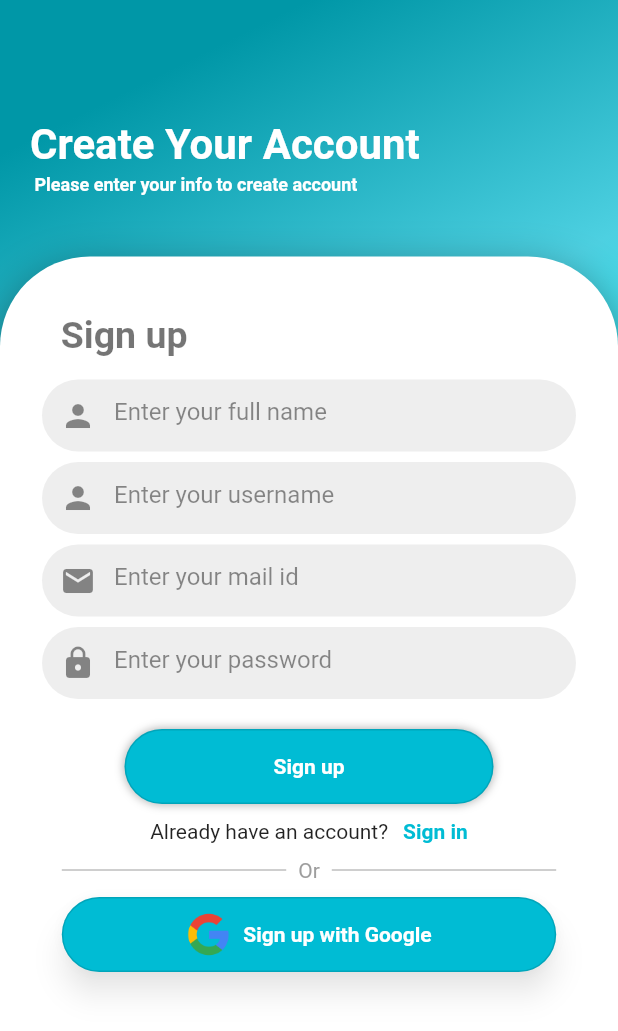
After one commit to Akshatji800/Relive, a Flutter app: the SignUpPage screen opened by its route, on a phone screen of 412 x 824 dp. The commit adds this screen. Shown: the top 1031 px of the screen. Run offline on Flutter 3.47's test engine with Material 2 defaults, Android fonts, the light colour scheme and no system bars; our stand-ins replace firebase_auth, firebase_core, font_awesome_flutter, google_sign_in; accounts and stored records are empty.

Commit message:
feat: Create sign-up page

```diff
--- a/lib/navigation/navigate.dart
+++ b/lib/navigation/navigate.dart
@@ -2,7 +2,7 @@ import 'package:mental_health/screens/home_page.dart';
 import 'package:mental_health/screens/sign_in_page.dart';
 import 'package:mental_health/screens/welcome_page.dart';
 import 'package:flutter/material.dart';
-
+import 'package:mental_health/screens/sign_up_page.dart';
 
 
 
@@ -10,6 +10,7 @@ class Navigate {
   static Map<String, Widget Function(BuildContext)> routes =   {
     '/' : (context) => WelcomePage(),
     '/sign-in' : (context) => SignInPage(),
+    '/sign-up' : (context) => SignUpPage(),
     '/home'  : (context) => HomePage()
   };
 }
--- a/lib/screens/sign_in_page.dart
+++ b/lib/screens/sign_in_page.dart
@@ -88,21 +88,19 @@ class SignInPage extends StatelessWidget {
           GoogleSignIn(),
 
           Padding(padding: EdgeInsets.only(bottom: size.height * 0.02)),
-          RichText(
-              textAlign: TextAlign.center,
-              text: TextSpan(children: <TextSpan>[
-                TextSpan(
-                    text: Constants.textAcc,
+          Row(mainAxisAlignment: MainAxisAlignment.center, children: [
+            Text("Don't have an account?"),
+            SizedBox(width: 10),
+            GestureDetector(
+              onTap: () {Navigator.pushNamedAndRemoveUntil(context, Constants.signUpNavigate, (route) => false);},
+              child: Container(
+                child: Text("Register now",
                     style: TextStyle(
-                      color: Constants.kBlackColor,
-                    )),
-                TextSpan(
-                    text: Constants.textSignUp,
-                    style: TextStyle(
-                      fontWeight: FontWeight.bold,
-                      color: Constants.kDarkBlueColor,
-                    )),
-              ])),
+                        fontWeight: FontWeight.w700,
+                        color: Colors.deepPurpleAccent)),
+              ),
+            )
+          ]),
         ])));
   }
 
--- /dev/null
+++ b/lib/screens/sign_up_page.dart
@@ -0,0 +1,338 @@
+import 'dart:ui';
+import 'package:flutter/material.dart';
+import 'package:flutter/rendering.dart';
+import 'package:flutter/widgets.dart';
+import 'package:mental_health/utils/constants.dart';
+import 'package:firebase_auth/firebase_auth.dart';
+import 'package:mental_health/services/firebase_Service.dart';
+
+class SignUpPage extends StatelessWidget {
+  @override
+  Widget build(BuildContext context) {
+    bool _showPassword = false;
+    Size size = MediaQuery.of(context).size;
+    return Scaffold(
+      body: Container(
+        width: double.infinity,
+        decoration: BoxDecoration(
+            gradient: LinearGradient(
+                begin: Alignment.topCenter,
+                colors: [
+                  Colors.cyan.shade700,
+                  Colors.cyan.shade300,
+                  Colors.cyanAccent
+                ]
+            )
+        ),
+        child: Column (
+          crossAxisAlignment: CrossAxisAlignment.center,
+          children: <Widget>[
+            SizedBox(height: 60,),
+            Padding(
+              padding: EdgeInsets.all(20),
+              child: Row(
+                crossAxisAlignment: CrossAxisAlignment.center,
+                children: <Widget>[
+                  Column(
+                    mainAxisSize: MainAxisSize.min,
+                    crossAxisAlignment: CrossAxisAlignment.start,
+                    children: <Widget>[
+                      Text("Create Your Account", style: TextStyle(color: Colors.white, fontSize: 28,fontWeight: FontWeight.bold),),
+                      SizedBox(height: 3,),
+                      Text(" Please enter your info to create account", style: TextStyle(color: Colors.white, fontSize: 12,fontWeight: FontWeight.bold),),
+                      SizedBox(height: 8,),
+                      //Text("Register", style: TextStyle(color: Colors.white, fontSize: 25,fontWeight: FontWeight.bold),),
+
+                    ],
+                  ),
+                  //Image.asset("assets/images/sign.png",width: 120,height: 100),
+                ],
+              ),
+            ),
+            SizedBox(height: 13),
+            Expanded(
+              child: Container(
+                decoration: BoxDecoration(
+                    color: Colors.white,
+                    borderRadius: BorderRadius.only(topLeft: Radius.circular(60), topRight: Radius.circular(60)),
+                    boxShadow: [
+                      BoxShadow(
+                        color: Colors.black45,
+                        blurRadius: 25,
+                        offset: Offset(0, 10)
+                    )]
+                ),
+                child: SingleChildScrollView(
+                  child: Padding(
+                    padding: EdgeInsets.all(8),
+                    child: Column(
+                      children: <Widget>[
+                        SizedBox(height: 10,),
+                        Container(
+                          child: Padding(
+                            padding: EdgeInsets.all(20),
+                          child: Column(
+                            crossAxisAlignment: CrossAxisAlignment.start,
+                            children: <Widget>[
+                              Text("  Sign up",style: const TextStyle(color: Colors.black54,fontSize: 25,fontWeight: FontWeight.bold),),
+                              SizedBox(height: 10,),
+                              //Text("    Full name",style: const TextStyle(color: Colors.black54,fontWeight: FontWeight.bold),),
+                              SizedBox(height: 5,),
+                              Container(
+                          decoration: BoxDecoration(
+                              color: Colors.grey.shade200,
+                              borderRadius: BorderRadius.circular(50),
+                              // boxShadow: [BoxShadow(
+                              //     color: Colors.black12,
+                              //     blurRadius: 25,
+                              //     offset: Offset(0, 2)
+                              // )]
+                          ),
+                          child: Column(
+                            children: <Widget>[
+                              Container(
+                                padding: EdgeInsets.all(0),
+                                child: TextField(
+                                  decoration: InputDecoration(
+                                    prefixIcon: Icon(Icons.person),
+                                      hintText: "Enter your full name",
+                                      hintStyle: TextStyle(color: Colors.black45),
+                                      border: InputBorder.none
+                                  ),
+                                ),
+                              ),
+                            ],
+                          ),
+                        ),
+                        SizedBox(height: 5,),
+                              //Text("    Username",style: const TextStyle(color: Colors.black54,fontWeight: FontWeight.bold),),
+                              SizedBox(height: 2,),
+                        Container(
+                          decoration: BoxDecoration(
+                              color: Colors.grey.shade200,
+                              borderRadius: BorderRadius.circular(50),
+                              // boxShadow: [BoxShadow(
+                              //     color: Colors.black12,
+                              //     blurRadius: 25,
+                              //     offset: Offset(0, 2)
+                              // )]
+                          ),
+                          child: Column(
+                            crossAxisAlignment: CrossAxisAlignment.center,
+                            children: <Widget>[
+                              Container(
+                                child: TextField(
+                                  decoration: InputDecoration(
+                                      prefixIcon: Icon(Icons.person),
+                                      hintText: "Enter your username",
+                                      hintStyle: TextStyle(color: Colors.black45),
+                                      border: InputBorder.none
+                                  ),
+                                ),
+                              ),
+                            ],
+                          ),
+                        ),
+                        SizedBox(height: 5,),
+                              //Text("    Mail id",style: const TextStyle(color: Colors.black54,fontWeight: FontWeight.bold),),
+                              SizedBox(height: 2,),
+                        Container(
+                          decoration: BoxDecoration(
+                              color: Colors.grey.shade200,
+                              borderRadius: BorderRadius.circular(50),
+                              // boxShadow: [BoxShadow(
+                              //     color: Colors.black12,
+                              //     blurRadius: 25,
+                              //     offset: Offset(0, 2)
+                              // )]
+                          ),
+                          child: Column(
+                            children: <Widget>[
+                              Container(
+                                padding: EdgeInsets.all(0),
+                                child: TextField(
+                                  decoration: InputDecoration(
+                                    prefixIcon: Icon(Icons.mail),
+                                      hintText: "Enter your mail id",
+                                      hintStyle: TextStyle(color: Colors.black45),
+                                      border: InputBorder.none,
+                                  ),
+                                ),
+                              ),
+                            ],
+                          ),
+                        ),
+                        SizedBox(height: 5,),
+                              //Text("    Password",style: const TextStyle(color: Colors.black54,fontWeight: FontWeight.bold),),
+                              SizedBox(height: 2,),
+                        Container(
+                          decoration: BoxDecoration(
+                              color: Colors.grey.shade200,
+                              borderRadius: BorderRadius.circular(50),
+                              // boxShadow: [BoxShadow(
+                              //     color: Colors.black12,
+                              //     blurRadius: 25,
+                              //     offset: Offset(0, 2)
+                              // )]
+                          ),
+                          child: Column(
+                            children: <Widget>[
+                              Container(
+                                padding: EdgeInsets.all(0),
+                                child: TextField(
+                                  decoration: InputDecoration(
+                                      prefixIcon: Icon(Icons.lock),
+                                      hintText: "Enter your password",
+                                      hintStyle: TextStyle(color: Colors.black45),
+                                      border: InputBorder.none
+                                  ),
+                                ),
+                              ),
+                            ],
+                          ),
+                        ),
+
+                            ],
+                          ),
+                        ),
+                        ),
+                        GestureDetector(
+                          onTap: (){Navigator.pushNamedAndRemoveUntil(context, Constants.homeNavigate, (route) => false);},
+                          child: Container(
+                            height: 50,
+                            margin: EdgeInsets.symmetric(horizontal: 75),
+                            decoration: BoxDecoration(
+                                borderRadius: BorderRadius.circular(50),
+                                color: Colors.cyan.shade500,
+                                border: Border.all(
+                                  color: Colors.black12
+                                ),
+                                boxShadow: [
+                                  BoxShadow(
+                                      color: Colors.black26,
+                                      spreadRadius: 1,
+                                      blurRadius: 4
+                                  )
+                                ]
+                            ),
+                            child: Center(
+                              child: Text("Sign up", style: TextStyle(color: Colors.white, fontWeight: FontWeight.bold),),
+                            ),
+                          ),
+                        ),
+
+                        SizedBox(height: 10,),
+                        Row(mainAxisAlignment: MainAxisAlignment.center, children: [
+                          Text("Already have an account?"),
+                          SizedBox(width: 10),
+                          GestureDetector(
+                            onTap: () {Navigator.pushNamedAndRemoveUntil(context, Constants.signInNavigate, (route) => false);},
+                            child: Container(
+                              child: Text("Sign in",
+                                  style: TextStyle(
+                                      fontWeight: FontWeight.w700,
+                                      color: Colors.cyan.shade500,)),
+                            ),
+                          )
+                        ]),
+                        SizedBox(height: 10,),
+                        buildRowDivider(size: size),
+                        SizedBox(height: 10,),
+                        GoogleSignIn()
+                      ],
+                    ),
+                  ),
+                ),
+              ),
+            )
+          ],
+        ),
+      ),
+    );
+  }
+  Widget buildRowDivider({required Size size}) {
+    return SizedBox(
+      width: size.width * 0.8,
+      child: Row(children: <Widget>[
+        Expanded(child: Divider(color: Colors.grey)),
+        Padding(
+            padding: EdgeInsets.only(left: 8.0, right: 8.0),
+            child: Text(
+              "Or",
+              style: TextStyle(color: Colors.grey),
+            )),
+        Expanded(child: Divider(color: Colors.grey)),
+      ]),
+    );
+  }
+}
+
+class GoogleSignIn extends StatefulWidget {
+  GoogleSignIn({Key? key}) : super(key: key);
+
+  @override
+  _GoogleSignInState createState() => _GoogleSignInState();
+}
+
+class _GoogleSignInState extends State<GoogleSignIn> {
+  bool isLoading = false;
+
+  @override
+  Widget build(BuildContext context) {
+    Size size = MediaQuery.of(context).size;
+    return  !isLoading? SizedBox(
+      width: size.width * 0.8,
+      height: 50,
+      child: OutlinedButton.icon(
+        icon: Image.asset("assets/images/google-logo.png",width: 30,height: 30),
+        onPressed: () async {
+          setState(() {
+            isLoading = true;
+          });
+          FirebaseService service = new FirebaseService();
+          try {
+            await service.signInwithGoogle();
+            Navigator.pushNamedAndRemoveUntil(context, Constants.homeNavigate, (route) => false);
+          } catch(e){
+            if(e is FirebaseAuthException){
+              showMessage(e.message!);
+            }
+          }
+          setState(() {
+            isLoading = false;
+          });
+        },
+        label: Text(
+          Constants.textSignUpGoogle,
+          style: TextStyle(
+              color: Colors.white, fontWeight: FontWeight.bold),
+        ),
+        style: OutlinedButton.styleFrom(
+          backgroundColor: Colors.cyan.shade500,
+          shadowColor: Colors.black45,
+          elevation: 8,
+          shape: const RoundedRectangleBorder(borderRadius: BorderRadius.all(Radius.circular(50)))
+        ),
+      ),
+    ) : CircularProgressIndicator();
+  }
+
+  void showMessage(String message) {
+    showDialog(
+        context: context,
+        builder: (BuildContext context) {
+          return AlertDialog(
+            title: Text("Error"),
+            content: Text(message),
+            actions: [
+              TextButton(
+                child: Text("Ok"),
+                onPressed: () {
+                  Navigator.of(context).pop();
+                },
+              )
+            ],
+          );
+        });
+  }
+}
--- a/lib/utils/constants.dart
+++ b/lib/utils/constants.dart
@@ -23,9 +23,12 @@ class Constants {
   static const textAcc = "Don't have an account? ";
   static const textSignUp = "Sign Up here";
   static const textHome = "Home";
+  static const SignUp = "Sign Up ";
+  static const textSignUpGoogle = "Sign up with Google";
 
   //navigate
   static const signInNavigate = '/sign-in';
+  static const signUpNavigate = '/sign-up';
   static const homeNavigate = '/home';
 
   static const statusBarColor = SystemUiOverlayStyle(
--- a/pubspec.yaml
+++ b/pubspec.yaml
@@ -29,6 +29,7 @@ dependencies:
   firebase_core: ^1.2.1
   font_awesome_flutter: ^9.0.0
   google_sign_in: ^5.0.4
+  flutter_screenutil: ^5.0.0+2
 
   # The following adds the Cupertino Icons font to your application.
   # Use with the CupertinoIcons class for iOS style icons.
@@ -52,6 +53,7 @@ flutter:
   assets:
     - assets/images/sign-in.png
     - assets/images/mentalHealth.png
+    - assets/images/google-logo.png
   # An image asset can refer to one or more resolution-specific "variants", see
   # https://flutter.dev/assets-and-images/#resolution-aware.
 
```
Also changed, not shown: assets/images/google-logo.png (added), pubspec.lock.
